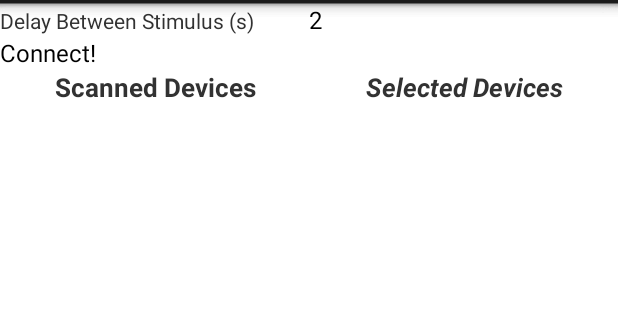
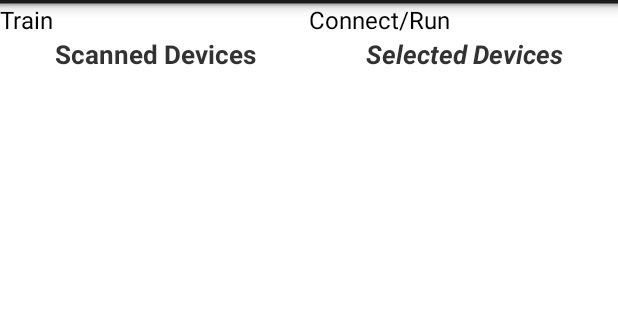
Before and after one commit to MusaMahmood/Android-EMG-HandDemo, an Android app: the layout activity_device_scan.xml on its own in the app's theme, with its tools: preview values and no code run, on a phone screen of 412 x 824 dp, the part 69-389 px from its top. Run offline under Robolectric (Android 15) with nearby library versions, the light colour scheme and no system bars.

```diff
--- a/app/src/main/res/layout/activity_device_scan.xml
+++ b/app/src/main/res/layout/activity_device_scan.xml
@@ -16,31 +16,20 @@
             android:layout_height="wrap_content"
             android:orientation="horizontal">
 
-            <TextView
-                android:id="@+id/textView"
+            <Button
+                android:id="@+id/buttonTrainLaunch"
                 android:layout_width="match_parent"
                 android:layout_height="wrap_content"
                 android:layout_weight="1"
-                android:text="Delay Between Stimulus (s)" />
+                android:text="Train" />
 
-            <EditText
-                android:id="@+id/editDelayText"
+            <Button
+                android:id="@+id/connectButton"
                 android:layout_width="match_parent"
                 android:layout_height="wrap_content"
                 android:layout_weight="1"
-                android:ems="10"
-                android:hint="2"
-                android:inputType="number"
-                android:selectAllOnFocus="true"
-                android:text="2" />
-
+                android:text="Connect/Run" />
         </LinearLayout>
-
-        <Button
-            android:id="@+id/connectButton"
-            android:layout_width="match_parent"
-            android:layout_height="wrap_content"
-            android:text="Connect!" />
 
         <LinearLayout
             android:layout_width="match_parent"
```
Also changed, not shown: app/src/main/java/com/mahmoodms/bluetooth/emghandcontrol/DeviceControlActivity.java (+12 -31 lines), app/src/main/java/com/mahmoodms/bluetooth/emghandcontrol/MainActivity.java (+3 -6 lines), app/src/main/res/layout/activity_device_control.xml (+0 -14 lines), 10 other files.
